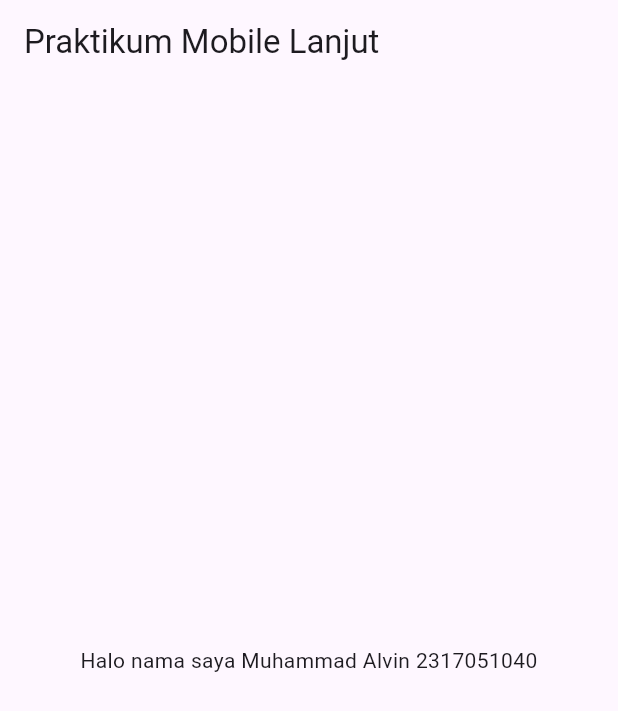
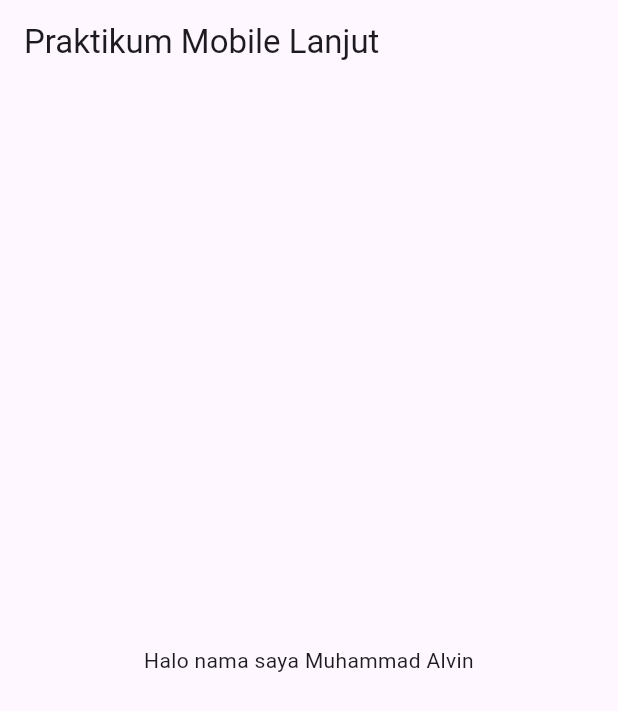
Before and after one commit to Muhammad26Alvin/prak-mobilelanjut-2317051040, a Flutter app: the screen it shows after launch, on a phone screen of 412 x 824 dp. Shown: the top 711 px of the screen. Run offline on Flutter 3.47's test engine with Material 3 defaults, Android fonts, the phone set to English and light mode, and no system bars.

Commit message:
pertemuan 2

```diff
--- a/lib/main.dart
+++ b/lib/main.dart
@@ -21,7 +21,7 @@ class MyApp extends StatelessWidget {
         ),
         body: const Center(
           child: Text(
-            'Halo nama saya Muhammad Alvin 2317051040',
+            'Halo nama saya Muhammad Alvin',
             textAlign: TextAlign.center,
           )
         )
```
